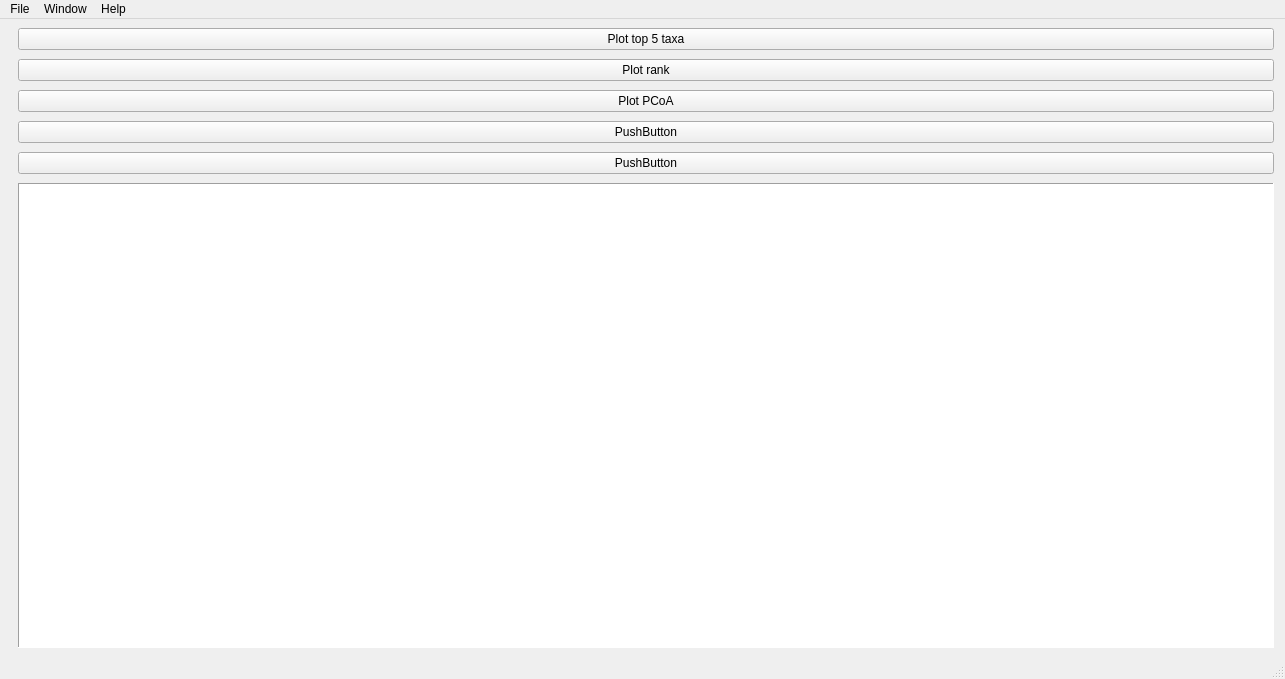
The window that View/statapp.ui (negorov15/statapp) describes before a commit, drawn with Qt 5.
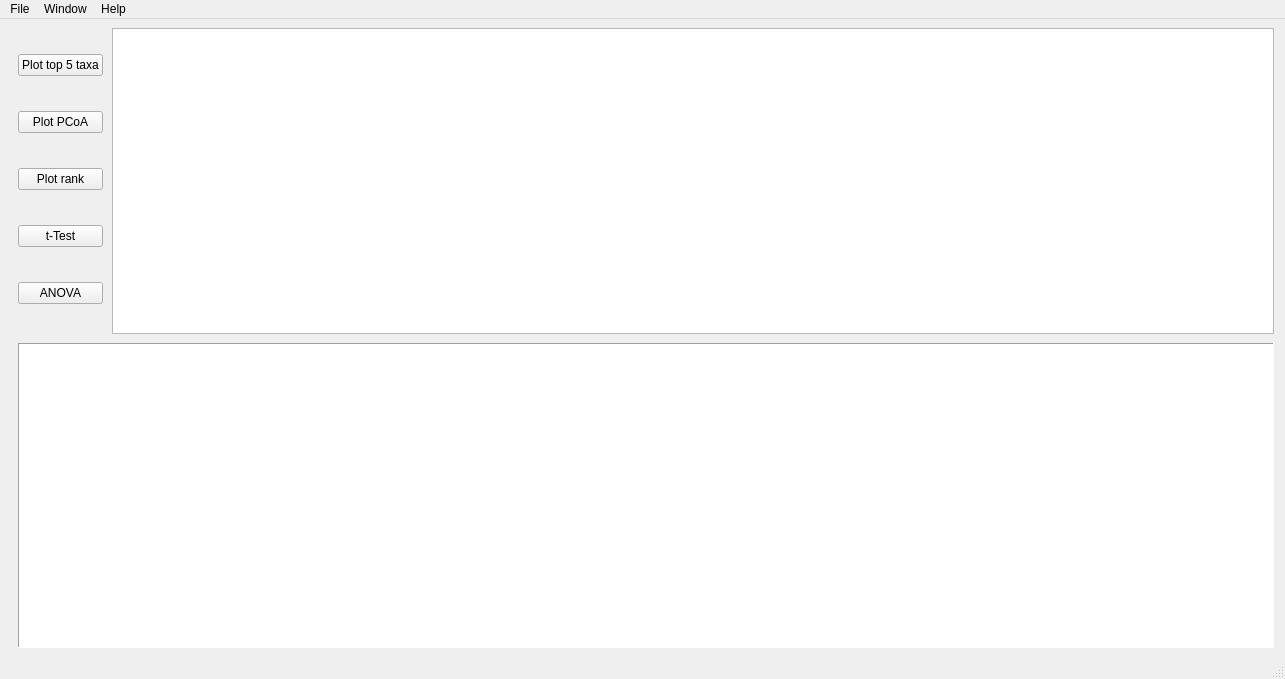
The same window after the commit. Custom widgets are drawn as their Qt base class.

Commit message: Implement new functions

What changed in the file:
```diff
--- a/View/statapp.ui
+++ b/View/statapp.ui
@@ -30,19 +30,16 @@
        <number>0</number>
       </property>
       <item>
+       <layout class="QHBoxLayout" name="horizontalLayout">
+        <item>
+         <layout class="QVBoxLayout" name="verticalLayout">
+          <item>
        <widget class="QPushButton" name="plot_top_button">
         <property name="text">
          <string>Plot top 5 taxa</string>
         </property>
        </widget>
       </item>
-      <item>
-       <widget class="QPushButton" name="plot_rank_button">
-        <property name="text">
-         <string>Plot rank</string>
-        </property>
-       </widget>
-      </item>
       <item>
        <widget class="QPushButton" name="plot_pcoa_button">
         <property name="text">
@@ -51,18 +48,32 @@
        </widget>
       </item>
       <item>
-       <widget class="QPushButton" name="pushButton_4">
+           <widget class="QPushButton" name="plot_rank_button">
         <property name="text">
-         <string>PushButton</string>
+             <string>Plot rank</string>
         </property>
        </widget>
       </item>
       <item>
-       <widget class="QPushButton" name="pushButton_5">
+           <widget class="QPushButton" name="ttest_button">
         <property name="text">
-         <string>PushButton</string>
-        </property>
-       </widget>
+             <string>t-Test</string>
+            </property>
+           </widget>
+          </item>
+          <item>
+           <widget class="QPushButton" name="anova_button">
+            <property name="text">
+             <string>ANOVA</string>
+            </property>
+           </widget>
+          </item>
+         </layout>
+        </item>
+        <item>
+         <widget class="QTextEdit" name="textEdit"/>
+        </item>
+       </layout>
       </item>
       <item>
        <widget class="QTableView" name="tableView">
```
Lines whose indentation alone changed are shown as unchanged. The commit also changes 2 other files.
